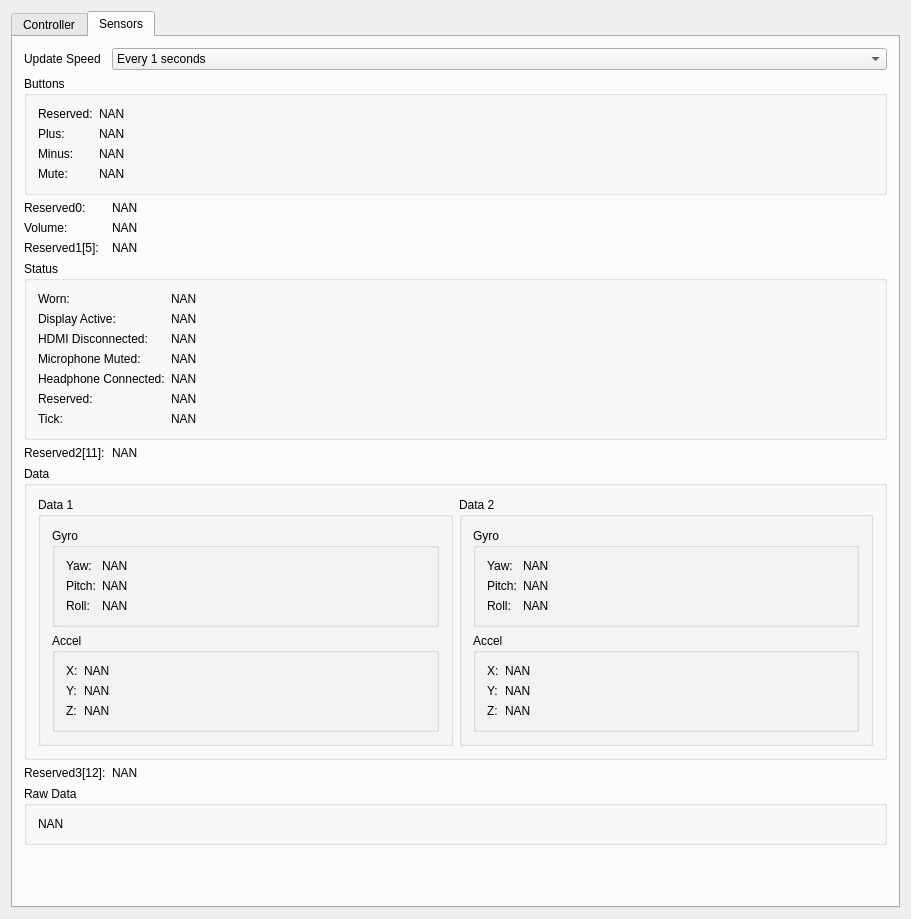
Old version of the form Data Viewer/DataViewer.ui in the repository tismatis/libpsvr.
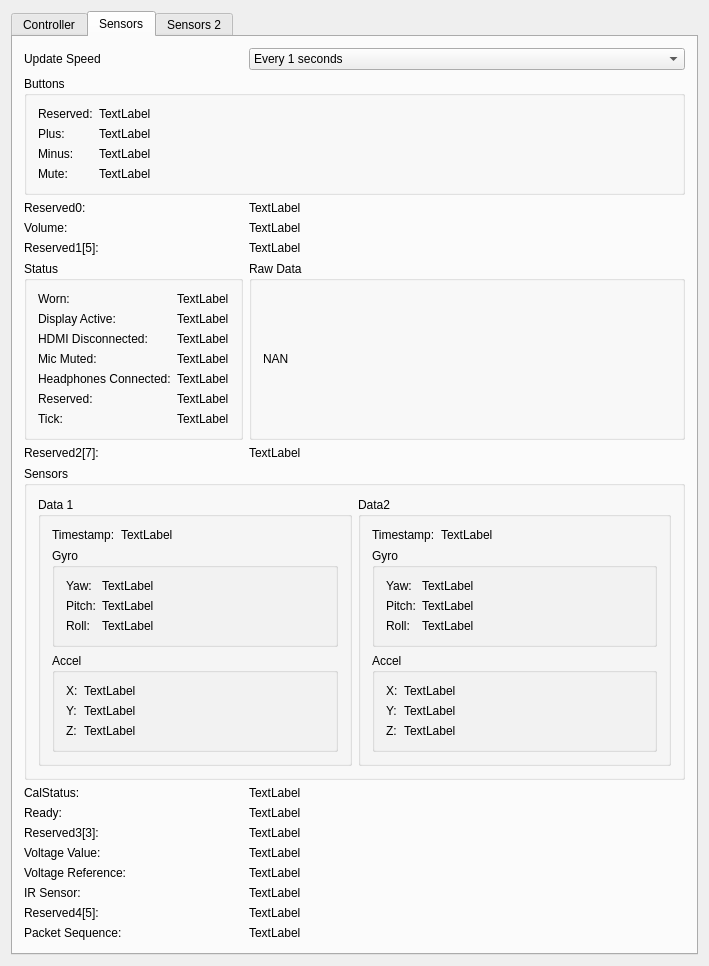
New version of the form. The open tabs and pages were chosen to show the change.

Commit message: Implemented being able to view the axis of the PSVR in the Sensors 2 tab. Able to recenter and recalibrate the PSVR. (Applies only to the Data Viewer) Added a read function that has a timeout to allow being able to continue execution if the PSVR fails to respond in time. Update Report Id's. Updated sensor frame.

The edit to the form file:
```diff
--- a/Data Viewer/DataViewer.ui
+++ b/Data Viewer/DataViewer.ui
@@ -6,8 +6,8 @@
    <rect>
     <x>0</x>
     <y>0</y>
-    <width>911</width>
-    <height>918</height>
+    <width>709</width>
+    <height>884</height>
    </rect>
   </property>
   <property name="windowTitle">
@@ -628,7 +628,7 @@
        <attribute name="title">
         <string>Sensors</string>
        </attribute>
-       <layout class="QFormLayout" name="formLayout">
+       <layout class="QFormLayout" name="formLayout_17">
         <item row="0" column="0">
          <widget class="QLabel" name="label">
           <property name="text">
@@ -668,126 +668,173 @@
           </item>
          </widget>
         </item>
-        <item row="5" column="0" colspan="2">
-         <widget class="QGroupBox" name="groupBox">
-          <property name="title">
-           <string>Status</string>
-          </property>
-          <layout class="QFormLayout" name="formLayout_3">
-           <item row="0" column="0">
-            <widget class="QLabel" name="label_34">
-             <property name="text">
-              <string>Worn:</string>
-             </property>
-            </widget>
-           </item>
-           <item row="0" column="1">
-            <widget class="QLabel" name="lbl_status_worn">
-             <property name="text">
-              <string>NAN</string>
-             </property>
-            </widget>
-           </item>
-           <item row="1" column="0">
-            <widget class="QLabel" name="label_17">
-             <property name="text">
-              <string>Display Active:</string>
-             </property>
-            </widget>
-           </item>
            <item row="2" column="0">
             <widget class="QLabel" name="label_18">
              <property name="text">
-              <string>HDMI Disconnected:</string>
-             </property>
-            </widget>
-           </item>
-           <item row="3" column="0">
-            <widget class="QLabel" name="label_19">
-             <property name="text">
-              <string>Microphone Muted:</string>
-             </property>
-            </widget>
-           </item>
-           <item row="4" column="0">
-            <widget class="QLabel" name="label_20">
-             <property name="text">
-              <string>Headphone Connected:</string>
-             </property>
-            </widget>
-           </item>
-           <item row="5" column="0">
-            <widget class="QLabel" name="label_21">
-             <property name="text">
-              <string>Reserved:</string>
-             </property>
-            </widget>
-           </item>
-           <item row="6" column="0">
-            <widget class="QLabel" name="label_22">
-             <property name="text">
-              <string>Tick:</string>
-             </property>
-            </widget>
-           </item>
-           <item row="1" column="1">
-            <widget class="QLabel" name="lbl_status_disp_active">
-             <property name="text">
-              <string>NAN</string>
+           <string>Reserved0:</string>
              </property>
             </widget>
            </item>
            <item row="2" column="1">
-            <widget class="QLabel" name="lbl_status_hdmi_dc">
+         <widget class="QLabel" name="lbl_s2_reserved0">
              <property name="text">
-              <string>NAN</string>
+           <string>TextLabel</string>
+          </property>
+         </widget>
+        </item>
+        <item row="3" column="0">
+         <widget class="QLabel" name="label_81">
+          <property name="text">
+           <string>Volume:</string>
              </property>
             </widget>
            </item>
            <item row="3" column="1">
-            <widget class="QLabel" name="lbl_status_mic_mute">
+         <widget class="QLabel" name="lbl_s2_volume">
              <property name="text">
-              <string>NAN</string>
+           <string>TextLabel</string>
+          </property>
+         </widget>
+        </item>
+        <item row="4" column="0">
+         <widget class="QLabel" name="label_83">
+          <property name="text">
+           <string>Reserved1[5]:</string>
              </property>
             </widget>
            </item>
            <item row="4" column="1">
-            <widget class="QLabel" name="lbl_status_headphone_connect">
+         <widget class="QLabel" name="lbl_s2_reserved1">
              <property name="text">
-              <string>NAN</string>
+           <string>TextLabel</string>
              </property>
             </widget>
            </item>
-           <item row="5" column="1">
-            <widget class="QLabel" name="lbl_status_reserved">
+        <item row="6" column="0">
+         <widget class="QLabel" name="label_85">
              <property name="text">
-              <string>NAN</string>
+           <string>Reserved2[7]:</string>
              </property>
             </widget>
            </item>
-           <item row="6" column="1">
-            <widget class="QLabel" name="lbl_status_tick">
+        <item row="8" column="0">
+         <widget class="QLabel" name="label_115">
              <property name="text">
-              <string>NAN</string>
+           <string>CalStatus:</string>
              </property>
             </widget>
            </item>
-          </layout>
+        <item row="8" column="1">
+         <widget class="QLabel" name="lbl_s2_calstatus">
+          <property name="text">
+           <string>TextLabel</string>
+          </property>
          </widget>
         </item>
-        <item row="2" column="0">
-         <widget class="QLabel" name="label_10">
+        <item row="9" column="0">
+         <widget class="QLabel" name="label_117">
           <property name="text">
-           <string>Reserved0:</string>
+           <string>Ready:</string>
+          </property>
+         </widget>
+        </item>
+        <item row="9" column="1">
+         <widget class="QLabel" name="lbl_s2_ready">
+          <property name="text">
+           <string>TextLabel</string>
+          </property>
+         </widget>
+        </item>
+        <item row="10" column="0">
+         <widget class="QLabel" name="label_119">
+          <property name="text">
+           <string>Reserved3[3]:</string>
+          </property>
+         </widget>
+        </item>
+        <item row="10" column="1">
+         <widget class="QLabel" name="lbl_s2_reserved3">
+          <property name="text">
+           <string>TextLabel</string>
+          </property>
+         </widget>
+        </item>
+        <item row="11" column="0">
+         <widget class="QLabel" name="label_121">
+          <property name="text">
+           <string>Voltage Value:</string>
+          </property>
+         </widget>
+        </item>
+        <item row="11" column="1">
+         <widget class="QLabel" name="lbl_s2_voltVal">
+          <property name="text">
+           <string>TextLabel</string>
+          </property>
+         </widget>
+        </item>
+        <item row="12" column="0">
+         <widget class="QLabel" name="label_123">
+          <property name="text">
+           <string>Voltage Reference:</string>
+          </property>
+         </widget>
+        </item>
+        <item row="12" column="1">
+         <widget class="QLabel" name="lbl_s2_voltRef">
+          <property name="text">
+           <string>TextLabel</string>
+          </property>
+         </widget>
+        </item>
+        <item row="13" column="0">
+         <widget class="QLabel" name="label_125">
+          <property name="text">
+           <string>IR Sensor:</string>
+          </property>
+         </widget>
+        </item>
+        <item row="13" column="1">
+         <widget class="QLabel" name="lbl_s2_irSensor">
+          <property name="text">
+           <string>TextLabel</string>
+          </property>
+         </widget>
+        </item>
+        <item row="14" column="0">
+         <widget class="QLabel" name="label_127">
+          <property name="text">
+           <string>Reserved4[5]:</string>
+          </property>
+         </widget>
+        </item>
+        <item row="14" column="1">
+         <widget class="QLabel" name="lbl_s2_reserved4">
+          <property name="text">
+           <string>TextLabel</string>
+          </property>
+         </widget>
+        </item>
+        <item row="15" column="0">
+         <widget class="QLabel" name="label_129">
+          <property name="text">
+           <string>Packet Sequence:</string>
+          </property>
+         </widget>
+        </item>
+        <item row="15" column="1">
+         <widget class="QLabel" name="lbl_s2_pakSeq">
+          <property name="text">
+           <string>TextLabel</string>
           </property>
          </widget>
         </item>
         <item row="1" column="0" colspan="2">
-         <widget class="QGroupBox" name="groupBox_2">
+         <widget class="QGroupBox" name="groupBox_24">
           <property name="title">
            <string>Buttons</string>
           </property>
-          <layout class="QFormLayout" name="formLayout_2">
+          <layout class="QFormLayout" name="formLayout_15">
            <item row="0" column="0">
             <widget class="QLabel" name="label_2">
              <property name="text">
@@ -796,9 +843,9 @@
             </widget>
            </item>
            <item row="0" column="1">
-            <widget class="QLabel" name="lbl_button_reserved">
+            <widget class="QLabel" name="lbl_s2_btn_reserved">
              <property name="text">
-              <string>NAN</string>
+              <string>TextLabel</string>
              </property>
             </widget>
            </item>
@@ -810,9 +857,9 @@
             </widget>
            </item>
            <item row="1" column="1">
-            <widget class="QLabel" name="lbl_btn_plus">
+            <widget class="QLabel" name="lbl_s2_btn_plus">
              <property name="text">
-              <string>NAN</string>
+              <string>TextLabel</string>
              </property>
             </widget>
            </item>
@@ -824,9 +871,9 @@
             </widget>
            </item>
            <item row="2" column="1">
-            <widget class="QLabel" name="lbl_btn_minus">
+            <widget class="QLabel" name="lbl_s2_btn_minus">
              <property name="text">
-              <string>NAN</string>
+              <string>TextLabel</string>
              </property>
             </widget>
            </item>
@@ -838,68 +885,19 @@
             </widget>
            </item>
            <item row="3" column="1">
-            <widget class="QLabel" name="lbl_btn_mute">
+            <widget class="QLabel" name="lbl_s2_btn_mute">
              <property name="text">
-              <string>NAN</string>
+              <string>TextLabel</string>
              </property>
             </widget>
            </item>
           </layout>
          </widget>
         </item>
-        <item row="2" column="1">
-         <widget class="QLabel" name="lbl_reserved0">
-          <property name="text">
-           <string>NAN</string>
-          </property>
-         </widget>
-        </item>
-        <item row="3" column="0">
-         <widget class="QLabel" name="label_12">
-          <property name="text">
-           <string>Volume:</string>
-          </property>
-         </widget>
-        </item>
-        <item row="4" column="0">
-         <widget class="QLabel" name="label_13">
-          <property name="text">
-           <string>Reserved1[5]:</string>
-          </property>
-         </widget>
-        </item>
-        <item row="3" column="1">
-         <widget class="QLabel" name="lbl_volume">
-          <property name="text">
-           <string>NAN</string>
-          </property>
-         </widget>
-        </item>
-        <item row="4" column="1">
-         <widget class="QLabel" name="lbl_reserved1">
-          <property name="text">
-           <string>NAN</string>
-          </property>
-         </widget>
-        </item>
-        <item row="6" column="0">
-         <widget class="QLabel" name="label_29">
-          <property name="text">
-           <string>Reserved2[11]:</string>
-          </property>
-         </widget>
-        </item>
-        <item row="6" column="1">
-         <widget class="QLabel" name="lbl_reserved2">
-          <property name="text">
-           <string>NAN</string>
-          </property>
-         </widget>
-        </item>
         <item row="7" column="0" colspan="2">
-         <widget class="QGroupBox" name="groupBox_3">
+         <widget class="QGroupBox" name="groupBox_26">
           <property name="title">
-           <string>Data</string>
+           <string>Sensors</string>
           </property>
           <layout class="QGridLayout" name="gridLayout_2">
            <item row="0" column="0">
@@ -907,103 +905,117 @@
              <property name="title">
               <string>Data 1</string>
              </property>
-             <layout class="QGridLayout" name="gridLayout_3">
+             <layout class="QFormLayout" name="formLayout_18">
               <item row="0" column="0">
-               <widget class="QGroupBox" name="groupBox_5">
+               <widget class="QLabel" name="label_87">
+                <property name="text">
+                 <string>Timestamp:</string>
+                </property>
+               </widget>
+              </item>
+              <item row="0" column="1">
+               <widget class="QLabel" name="lbl_s2_data0_timestamp">
+                <property name="text">
+                 <string>TextLabel</string>
+                </property>
+               </widget>
+              </item>
+              <item row="2" column="0" colspan="2">
+               <widget class="QGroupBox" name="groupBox_29">
                 <property name="title">
-                 <string>Gyro</string>
+                 <string>Accel</string>
                 </property>
-                <layout class="QFormLayout" name="formLayout_4">
+                <layout class="QFormLayout" name="formLayout_21">
                  <item row="0" column="0">
                   <widget class="QLabel" name="label_31">
                    <property name="text">
-                    <string>Yaw:</string>
+                    <string>X:</string>
                    </property>
                   </widget>
                  </item>
                  <item row="0" column="1">
                   <widget class="QLabel" name="lbl_data1_gyro_yaw">
                    <property name="text">
-                    <string>NAN</string>
+                    <string>TextLabel</string>
                    </property>
                   </widget>
                  </item>
                  <item row="1" column="0">
                   <widget class="QLabel" name="label_35">
                    <property name="text">
-                    <string>Pitch:</string>
+                    <string>Y:</string>
                    </property>
                   </widget>
                  </item>
                  <item row="1" column="1">
                   <widget class="QLabel" name="lbl_data1_gyro_pitch">
                    <property name="text">
-                    <string>NAN</string>
+                    <string>TextLabel</string>
                    </property>
                   </widget>
                  </item>
                  <item row="2" column="0">
                   <widget class="QLabel" name="label_37">
                    <property name="text">
-                    <string>Roll:</string>
+                    <string>Z:</string>
                    </property>
                   </widget>
                  </item>
                  <item row="2" column="1">
                   <widget class="QLabel" name="lbl_data1_gyro_roll">
                    <property name="text">
-                    <string>NAN</string>
+                    <string>TextLabel</string>
                    </property>
                   </widget>
                  </item>
                 </layout>
                </widget>
               </item>
-              <item row="1" column="0">
-               <widget class="QGroupBox" name="groupBox_6">
+              <item row="1" column="0" colspan="2">
+               <widget class="QGroupBox" name="groupBox_31">
                 <property name="title">
-                 <string>Accel</string>
+                 <string>Gyro</string>
                 </property>
                 <layout class="QFormLayout" name="formLayout_5">
                  <item row="0" column="0">
-                  <widget class="QLabel" name="label_32">
+                  <widget class="QLabel" name="label_91">
                    <property name="text">
-                    <string>X:</string>
+                    <string>Yaw:</string>
                    </property>
                   </widget>
                  </item>
-                 <item row="1" column="0">
-                  <widget class="QLabel" name="label_39">
+                 <item row="0" column="1">
+                  <widget class="QLabel" name="lbl_s2_data0_gyro_yaw">
                    <property name="text">
-                    <string>Y:</string>
+                    <string>TextLabel</string>
                    </property>
                   </widget>
                  </item>
-                 <item row="0" column="1">
-                  <widget class="QLabel" name="lbl_data1_accel_x">
+                 <item row="1" column="0">
+                  <widget class="QLabel" name="label_96">
                    <property name="text">
-                    <string>NAN</string>
+                    <string>Pitch:</string>
                    </property>
                   </widget>
                  </item>
                  <item row="1" column="1">
                   <widget class="QLabel" name="lbl_data1_accel_y">
                    <property name="text">
-                    <string>NAN</string>
+                    <string>TextLabel</string>
                    </property>
                   </widget>
                  </item>
                  <item row="2" column="0">
                   <widget class="QLabel" name="label_42">
                    <property name="text">
-                    <string>Z:</string>
+                    <string>Roll:</string>
                    </property>
                   </widget>
                  </item>
                  <item row="2" column="1">
                   <widget class="QLabel" name="lbl_data1_accel_z">
                    <property name="text">
-                    <string>NAN</string>
+                    <string>TextLabel</string>
                    </property>
                   </widget>
                  </item>
@@ -1016,15 +1028,80 @@
            <item row="0" column="1">
             <widget class="QGroupBox" name="groupBox_7">
              <property name="title">
-              <string>Data 2</string>
+              <string>Data2</string>
              </property>
-             <layout class="QGridLayout" name="gridLayout_4">
+             <layout class="QFormLayout" name="formLayout_19">
               <item row="0" column="0">
-               <widget class="QGroupBox" name="groupBox_8">
+               <widget class="QLabel" name="label_88">
+                <property name="text">
+                 <string>Timestamp:</string>
+                </property>
+               </widget>
+              </item>
+              <item row="0" column="1">
+               <widget class="QLabel" name="lbl_s2_data1_timestamp">
+                <property name="text">
+                 <string>TextLabel</string>
+                </property>
+               </widget>
+              </item>
+              <item row="2" column="0" colspan="2">
+               <widget class="QGroupBox" name="groupBox_30">
                 <property name="title">
+                 <string>Accel</string>
+                </property>
+                <layout class="QFormLayout" name="formLayout_23">
+                 <item row="0" column="0">
+                  <widget class="QLabel" name="label_94">
+                   <property name="text">
+                    <string>X:</string>
+                   </property>
+                  </widget>
+                 </item>
+                 <item row="0" column="1">
+                  <widget class="QLabel" name="lbl_s2_data1_accel_x">
+                   <property name="text">
+                    <string>TextLabel</string>
+                   </property>
+                  </widget>
+                 </item>
+                 <item row="1" column="0">
+                  <widget class="QLabel" name="label_111">
+                   <property name="text">
+                    <string>Y:</string>
+                   </property>
+                  </widget>
+                 </item>
+                 <item row="1" column="1">
+                  <widget class="QLabel" name="lbl_s2_data1_accel_y">
+                   <property name="text">
+                    <string>TextLabel</string>
+                   </property>
+                  </widget>
+                 </item>
+                 <item row="2" column="0">
+                  <widget class="QLabel" name="label_113">
+                   <property name="text">
+                    <string>Z:</string>
+                   </property>
+                  </widget>
+                 </item>
+                 <item row="2" column="1">
+                  <widget class="QLabel" name="lbl_s2_data1_accel_z">
+                   <property name="text">
+                    <string>TextLabel</string>
+                   </property>
+                  </widget>
+                 </item>
+                </layout>
+               </widget>
+              </item>
+              <item row="1" column="0" colspan="2">
+               <widget class="QGroupBox" name="groupBox_32">
+                <property name="title">
                  <string>Gyro</string>
                 </property>
-                <layout class="QFormLayout" name="formLayout_6">
+                <layout class="QFormLayout" name="formLayout_22">
                  <item row="0" column="0">
                   <widget class="QLabel" name="label_44">
                    <property name="text">
@@ -1035,7 +1112,7 @@
                  <item row="0" column="1">
                   <widget class="QLabel" name="lbl_data2_gyro_yaw">
                    <property name="text">
-                    <string>NAN</string>
+                    <string>TextLabel</string>
                    </property>
                   </widget>
                  </item>
@@ -1049,7 +1126,7 @@
                  <item row="1" column="1">
                   <widget class="QLabel" name="lbl_data2_gyro_pitch">
                    <property name="text">
-                    <string>NAN</string>
+                    <string>TextLabel</string>
                    </property>
                   </widget>
                  </item>
@@ -1063,85 +1140,127 @@
                  <item row="2" column="1">
                   <widget class="QLabel" name="lbl_data2_gyro_roll">
                    <property name="text">
-                    <string>NAN</string>
+                    <string>TextLabel</string>
                    </property>
                   </widget>
                  </item>
                 </layout>
                </widget>
               </item>
-              <item row="1" column="0">
-               <widget class="QGroupBox" name="groupBox_9">
+             </layout>
+            </widget>
+           </item>
+          </layout>
+         </widget>
+        </item>
+        <item row="5" column="0">
+         <widget class="QGroupBox" name="groupBox_25">
                 <property name="title">
-                 <string>Accel</string>
-                </property>
-                <layout class="QFormLayout" name="formLayout_7">
+           <string>Status</string>
+          </property>
+          <layout class="QFormLayout" name="formLayout_16">
                  <item row="0" column="0">
                   <widget class="QLabel" name="label_45">
                    <property name="text">
-                    <string>X:</string>
+              <string>Worn:</string>
                    </property>
                   </widget>
                  </item>
                  <item row="0" column="1">
                   <widget class="QLabel" name="lbl_data2_accel_x">
                    <property name="text">
-                    <string>NAN</string>
+              <string>TextLabel</string>
                    </property>
                   </widget>
                  </item>
                  <item row="1" column="0">
                   <widget class="QLabel" name="label_52">
                    <property name="text">
-                    <string>Y:</string>
+              <string>Display Active:</string>
                    </property>
                   </widget>
                  </item>
                  <item row="1" column="1">
                   <widget class="QLabel" name="lbl_data2_accel_y">
                    <property name="text">
-                    <string>NAN</string>
+              <string>TextLabel</string>
                    </property>
                   </widget>
                  </item>
                  <item row="2" column="0">
                   <widget class="QLabel" name="label_54">
                    <property name="text">
-                    <string>Z:</string>
+              <string>HDMI Disconnected:</string>
                    </property>
                   </widget>
                  </item>
                  <item row="2" column="1">
                   <widget class="QLabel" name="lbl_data2_accel_z">
                    <property name="text">
-                    <string>NAN</string>
+              <string>TextLabel</string>
                    </property>
                   </widget>
                  </item>
-                </layout>
-               </widget>
-              </item>
-             </layout>
+           <item row="3" column="0">
+            <widget class="QLabel" name="label_69">
+             <property name="text">
+              <string>Mic Muted:</string>
+             </property>
+            </widget>
+           </item>
+           <item row="3" column="1">
+            <widget class="QLabel" name="lbl_s2_status_micMute">
+             <property name="text">
+              <string>TextLabel</string>
+             </property>
             </widget>
            </item>
-          </layout>
-         </widget>
-        </item>
-        <item row="8" column="0">
-         <widget class="QLabel" name="label_56">
+           <item row="4" column="0">
+            <widget class="QLabel" name="label_71">
+             <property name="text">
+              <string>Headphones Connected:</string>
+             </property>
+            </widget>
+           </item>
+           <item row="4" column="1">
+            <widget class="QLabel" name="lbl_s2_status_headphone">
           <property name="text">
-           <string>Reserved3[12]:</string>
+              <string>TextLabel</string>
           </property>
          </widget>
         </item>
-        <item row="8" column="1">
-         <widget class="QLabel" name="lbl_reserved3">
+           <item row="5" column="0">
+            <widget class="QLabel" name="label_75">
           <property name="text">
-           <string>NAN</string>
+              <string>Reserved:</string>
           </property>
          </widget>
         </item>
-        <item row="9" column="0" colspan="2">
+           <item row="5" column="1">
+            <widget class="QLabel" name="lbl_s2_status_reserved">
+             <property name="text">
+              <string>TextLabel</string>
+             </property>
+            </widget>
+           </item>
+           <item row="6" column="0">
+            <widget class="QLabel" name="label_77">
+             <property name="text">
+              <string>Tick:</string>
+             </property>
+            </widget>
+           </item>
+           <item row="6" column="1">
+            <widget class="QLabel" name="lbl_s2_status_tick">
+             <property name="text">
+              <string>TextLabel</string>
+             </property>
+            </widget>
+           </item>
+          </layout>
+         </widget>
+        </item>
+        <item row="5" column="1">
          <widget class="QGroupBox" name="groupBox_10">
           <property name="title">
            <string>Raw Data</string>
@@ -1158,6 +1277,164 @@
             </widget>
            </item>
           </layout>
+         </widget>
+        </item>
+        <item row="6" column="1">
+         <widget class="QLabel" name="lbl_s2_reserved2">
+          <property name="text">
+           <string>TextLabel</string>
+          </property>
+         </widget>
+        </item>
+       </layout>
+      </widget>
+      <widget class="QWidget" name="tab_2">
+       <attribute name="title">
+        <string>Sensors 2</string>
+       </attribute>
+       <layout class="QFormLayout" name="formLayout">
+        <item row="0" column="0" colspan="2">
+         <widget class="QGroupBox" name="groupBox">
+          <property name="title">
+           <string>Eular</string>
+          </property>
+          <layout class="QFormLayout" name="formLayout_2">
+           <item row="0" column="0">
+            <widget class="QLabel" name="label_2">
+             <property name="text">
+              <string>Yaw:</string>
+             </property>
+            </widget>
+           </item>
+           <item row="0" column="1">
+            <widget class="QLabel" name="lbl_s2_yaw">
+             <property name="text">
+              <string>TextLabel</string>
+             </property>
+            </widget>
+           </item>
+           <item row="1" column="0">
+            <widget class="QLabel" name="label_4">
+             <property name="text">
+              <string>Pitch:</string>
+             </property>
+            </widget>
+           </item>
+           <item row="1" column="1">
+            <widget class="QLabel" name="lbl_s2_pitch">
+             <property name="text">
+              <string>TextLabel</string>
+             </property>
+            </widget>
+           </item>
+           <item row="2" column="0">
+            <widget class="QLabel" name="label_6">
+             <property name="text">
+              <string>Roll:</string>
+             </property>
+            </widget>
+           </item>
+           <item row="2" column="1">
+            <widget class="QLabel" name="lbl_s2_roll">
+             <property name="text">
+              <string>TextLabel</string>
+             </property>
+            </widget>
+           </item>
+          </layout>
+         </widget>
+        </item>
+        <item row="2" column="0">
+         <widget class="QLabel" name="label_32">
+          <property name="text">
+           <string>Status:</string>
+          </property>
+         </widget>
+        </item>
+        <item row="2" column="1">
+         <widget class="QLabel" name="lbl_s2_status">
+          <property name="text">
+           <string>TextLabel</string>
+          </property>
+         </widget>
+        </item>
+        <item row="3" column="0">
+         <widget class="QPushButton" name="btn_recenter">
+          <property name="text">
+           <string>Recenter</string>
+          </property>
+         </widget>
+        </item>
+        <item row="1" column="0" colspan="2">
+         <widget class="QGroupBox" name="groupBox_2">
+          <property name="title">
+           <string>Quat</string>
+          </property>
+          <layout class="QFormLayout" name="formLayout_3">
+           <item row="0" column="0">
+            <widget class="QLabel" name="label_18">
+             <property name="text">
+              <string>W:</string>
+             </property>
+            </widget>
+           </item>
+           <item row="0" column="1">
+            <widget class="QLabel" name="lbl_s2_qw">
+             <property name="text">
+              <string>TextLabel</string>
+             </property>
+            </widget>
+           </item>
+           <item row="1" column="0">
+            <widget class="QLabel" name="label_20">
+             <property name="text">
+              <string>X:</string>
+             </property>
+            </widget>
+           </item>
+           <item row="1" column="1">
+            <widget class="QLabel" name="lbl_s2_qx">
+             <property name="text">
+              <string>TextLabel</string>
+             </property>
+            </widget>
+           </item>
+           <item row="2" column="0">
+            <widget class="QLabel" name="label_22">
+             <property name="text">
+              <string>Y:</string>
+             </property>
+            </widget>
+           </item>
+           <item row="2" column="1">
+            <widget class="QLabel" name="lbl_s2_qy">
+             <property name="text">
+              <string>TextLabel</string>
+             </property>
+            </widget>
+           </item>
+           <item row="3" column="0">
+            <widget class="QLabel" name="label_30">
+             <property name="text">
+              <string>Z:</string>
+             </property>
+            </widget>
+           </item>
+           <item row="3" column="1">
+            <widget class="QLabel" name="lbl_s2_qz">
+             <property name="text">
+              <string>TextLabel</string>
+             </property>
+            </widget>
+           </item>
+          </layout>
+         </widget>
+        </item>
+        <item row="4" column="0">
+         <widget class="QPushButton" name="btn_recalibrate">
+          <property name="text">
+           <string>Recalibrate</string>
+          </property>
          </widget>
         </item>
        </layout>
```
Left out of the diff: 62 changed lines with no effect on the pictures. Lines whose indentation alone changed are shown as unchanged. The commit also changes 21 other files.
